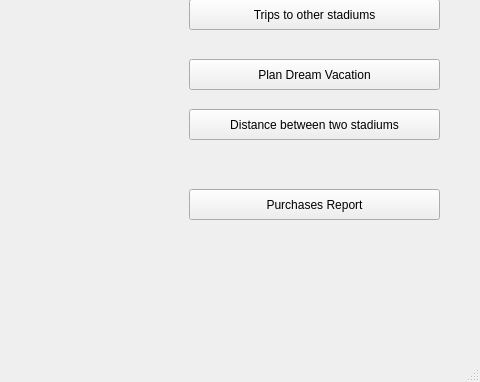
ellenyim8/project2, file mainwindow.ui: the form before one commit; both pictures show x 291 to 771 and y 191 to 573 of the 771 by 573 pixel window.
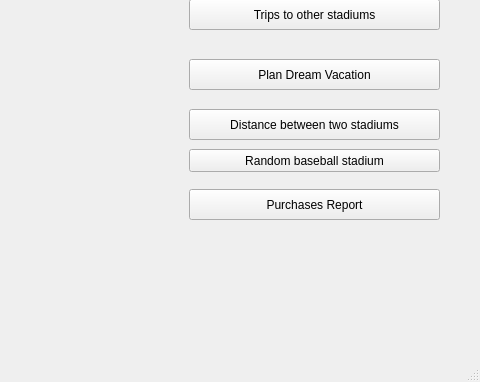
The form after the commit.

```diff
--- a/mainwindow.ui
+++ b/mainwindow.ui
@@ -118,6 +118,19 @@
      <string>Purchases Report</string>
     </property>
    </widget>
+   <widget class="QPushButton" name="pushButton_6">
+    <property name="geometry">
+     <rect>
+      <x>480</x>
+      <y>340</y>
+      <width>251</width>
+      <height>23</height>
+     </rect>
+    </property>
+    <property name="text">
+     <string>Random baseball stadium</string>
+    </property>
+   </widget>
   </widget>
   <widget class="QMenuBar" name="menubar">
    <property name="geometry">
```
Left out of the diff: 2 changed lines with no effect on the pictures.
